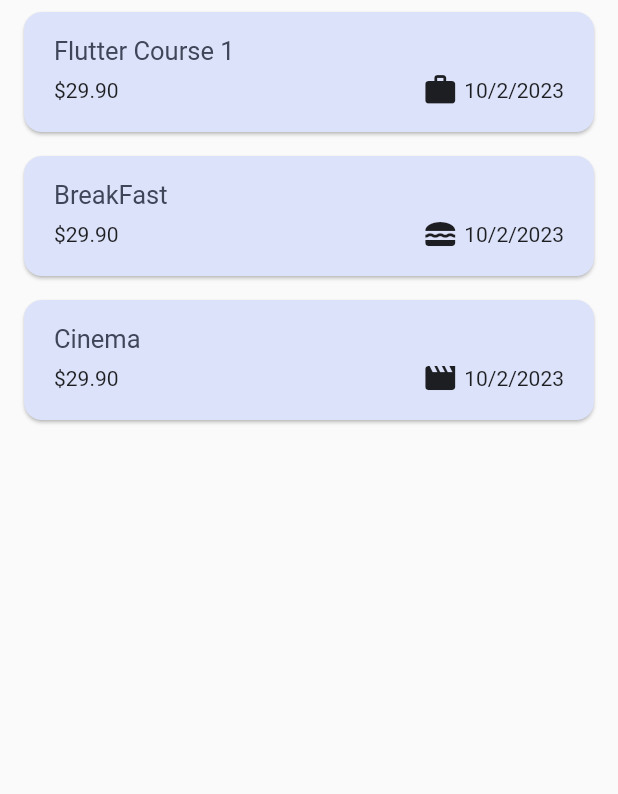
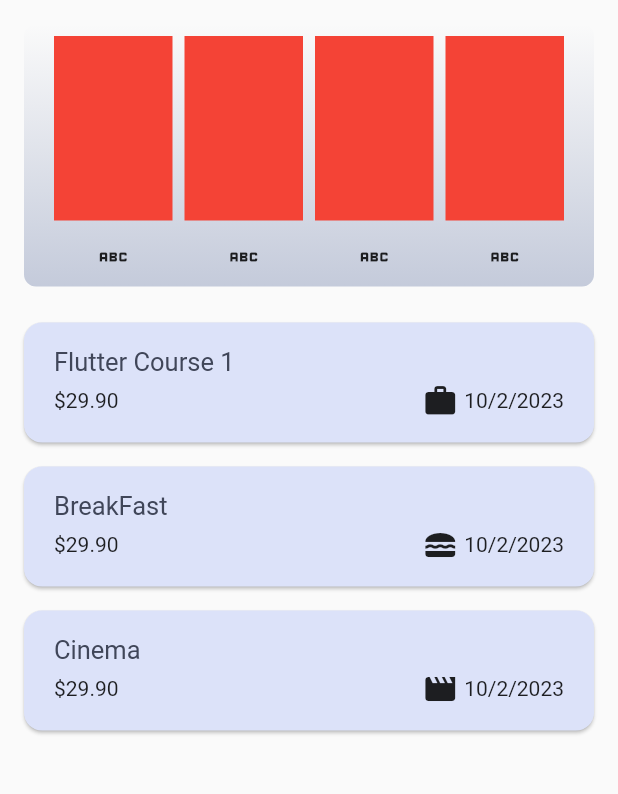
Before and after one commit to Abdulkader-Safi/ExpenceTrackingProject, a Flutter app: the screen it shows after launch, on a phone screen of 412 x 824 dp, the part 84-878 px from its top. Run offline on Flutter 3.47's test engine with Material 2 defaults, Android fonts, the light colour scheme and no system bars.

Commit message:
working on chart bar to view the percent of expenses of each catergory

```diff
--- /dev/null
+++ b/lib/widgets/chart/chart.dart
@@ -0,0 +1,77 @@
+import 'package:exprense_tracker/models/expense.dart';
+import 'package:exprense_tracker/widgets/chart/chart_bar.dart';
+import 'package:flutter/material.dart';
+
+class Chart extends StatelessWidget {
+  const Chart({
+    super.key,
+    required this.expenses,
+  });
+
+  final List<Expense> expenses;
+
+  List<ExpenseBucket> get buckets {
+    return [
+      ExpenseBucket.forCategory(expenses, Category.food),
+      ExpenseBucket.forCategory(expenses, Category.leisure),
+      ExpenseBucket.forCategory(expenses, Category.travel),
+      ExpenseBucket.forCategory(expenses, Category.work),
+    ];
+  }
+
+  double get maxTotalExpense {
+    double maxTotalExpense = 0;
+    for (var element in buckets) {
+      if (element.totalExpenses > maxTotalExpense) {
+        maxTotalExpense = element.totalExpenses;
+      }
+    }
+
+    return maxTotalExpense;
+  }
+
+  @override
+  Widget build(BuildContext context) {
+    return Container(
+      margin: const EdgeInsets.all(16),
+      padding: const EdgeInsets.symmetric(horizontal: 16, vertical: 8),
+      width: double.infinity,
+      height: 175,
+      decoration: BoxDecoration(
+        borderRadius: BorderRadius.circular(8),
+        gradient: LinearGradient(
+          colors: [
+            Theme.of(context).colorScheme.primary.withOpacity(0.3),
+            Theme.of(context).colorScheme.primary.withOpacity(0.0),
+          ],
+          begin: Alignment.bottomCenter,
+          end: Alignment.topCenter,
+        ),
+      ),
+      child: Column(
+        children: [
+          Expanded(
+            child: Row(
+              crossAxisAlignment: CrossAxisAlignment.end,
+              children: [
+                for (final ele in buckets) const ChartBar(fill: 3),
+              ],
+            ),
+          ),
+          const SizedBox(height: 12),
+          Row(
+              children: buckets
+                  .map(
+                    (e) => const Expanded(
+                      child: Padding(
+                        padding: EdgeInsets.symmetric(horizontal: 4),
+                        child: Icon(Icons.abc),
+                      ),
+                    ),
+                  )
+                  .toList()),
+        ],
+      ),
+    );
+  }
+}
--- /dev/null
+++ b/lib/widgets/chart/chart_bar.dart
@@ -0,0 +1,20 @@
+import 'package:flutter/material.dart';
+
+class ChartBar extends StatelessWidget {
+  const ChartBar({
+    super.key,
+    required this.fill,
+  });
+
+  final double fill;
+
+  @override
+  Widget build(BuildContext context) {
+    return Expanded(
+      child: Padding(
+        padding: const EdgeInsets.symmetric(horizontal: 4),
+        child: Container(color: Colors.red),
+      ),
+    );
+  }
+}
--- a/lib/widgets/expenses.dart
+++ b/lib/widgets/expenses.dart
@@ -1,4 +1,5 @@
 import 'package:exprense_tracker/models/expense.dart';
+import 'package:exprense_tracker/widgets/chart/chart.dart';
 import 'package:exprense_tracker/widgets/expenses_list/expenses_list.dart';
 import 'package:exprense_tracker/widgets/new_expense.dart';
 import 'package:flutter/material.dart';
@@ -65,6 +66,7 @@ class _ExpensesState extends State<Expenses> {
         child: Column(
           mainAxisAlignment: MainAxisAlignment.center,
           children: [
+            Chart(expenses: _registerExpanses),
             Expanded(
               child: ExpensesList(
                 expenses: _registerExpanses,
```
